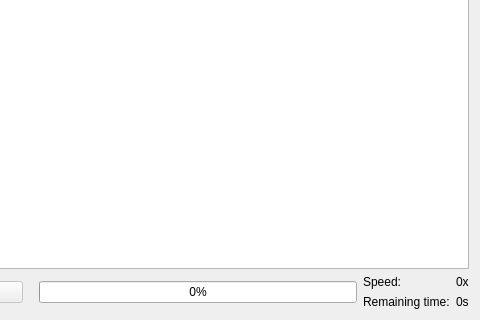
First picture: the form in src/soundkonverterview.ui, repository dfaust/soundkonverter, before the edit; both pictures show x 170 to 650 and y 82 to 402 of the 650 by 402 pixel window.
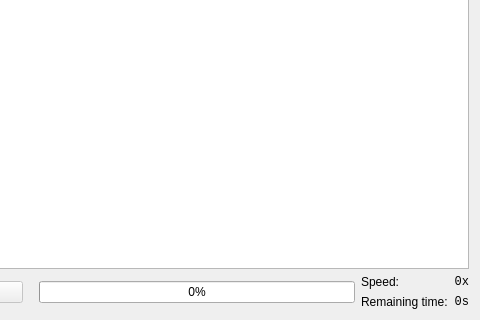
Second picture: the form after the edit. Icons and pictures are not drawn. Custom widgets are drawn as their Qt base class.

Patch:
```diff
--- a/src/soundkonverterview.ui
+++ b/src/soundkonverterview.ui
@@ -104,9 +104,17 @@
        </item>
        <item row="0" column="1">
         <widget class="QLabel" name="speedLabel">
+         <property name="font">
+          <font>
+           <family>Monospace</family>
+          </font>
+         </property>
          <property name="text">
           <string>0x</string>
          </property>
+         <property name="alignment">
+          <set>Qt::AlignRight|Qt::AlignTrailing|Qt::AlignVCenter</set>
+         </property>
         </widget>
        </item>
        <item row="1" column="0">
@@ -118,9 +126,17 @@
        </item>
        <item row="1" column="1">
         <widget class="QLabel" name="timeLabel">
+         <property name="font">
+          <font>
+           <family>Monospace</family>
+          </font>
+         </property>
          <property name="text">
           <string>0s</string>
          </property>
+         <property name="alignment">
+          <set>Qt::AlignRight|Qt::AlignTrailing|Qt::AlignVCenter</set>
+         </property>
         </widget>
        </item>
       </layout>
```
Left out of the diff: 8 changed lines with no effect on the pictures.
